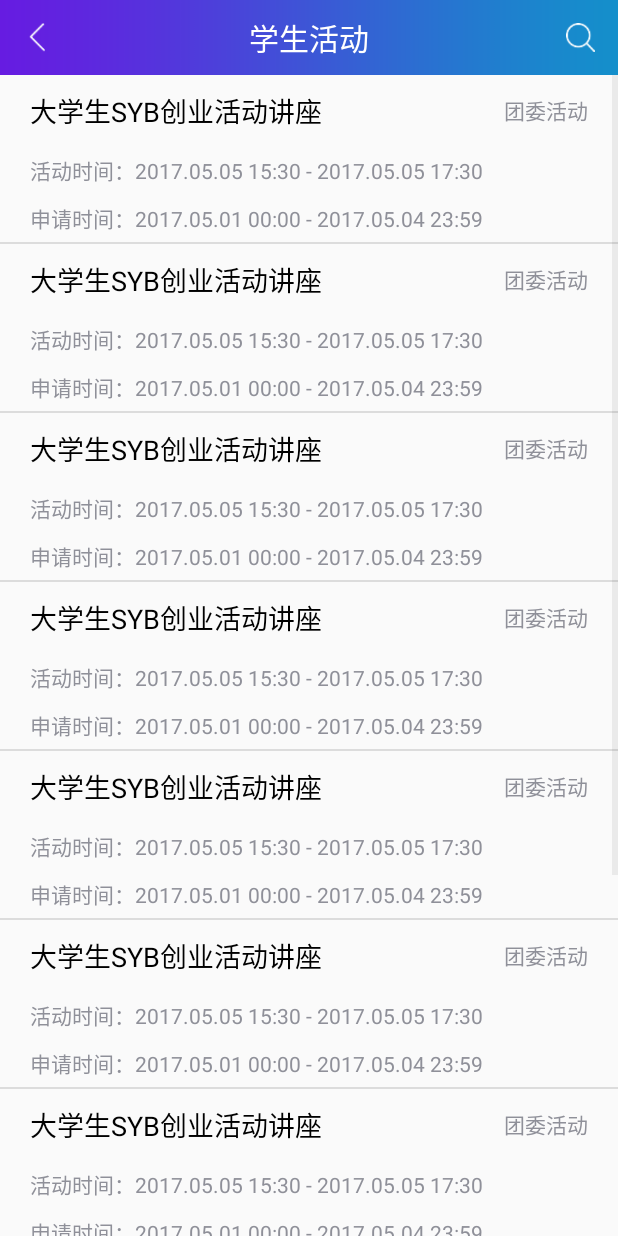
After one commit to MiHang/Test, an Android app: the StudentsActivitiesListActivity screen opened directly, with no data from a screen before it, on a phone screen of 412 x 824 dp. The commit adds this screen. Run offline under Robolectric (Android 15) with nearby library versions, the phone set to English and light mode, and no system bars.

Commit message:
complete StudentsActivitiesListActivity

```diff
--- a/app/src/main/AndroidManifest.xml
+++ b/app/src/main/AndroidManifest.xml
@@ -26,7 +26,7 @@
             </intent-filter>
         </activity>
         <activity android:name=".activity.StudentActivitiesInfoActivity"></activity>
-        <activity android:name=".activity.StudionActivitiesListActivity"></activity>
+        <activity android:name=".activity.StudentsActivitiesListActivity"></activity>
         <activity android:name=".activity.NewDetailActivity"></activity>
     </application>
 
--- a/app/src/main/java/pers/test/activity/HomeActivity.java
+++ b/app/src/main/java/pers/test/activity/HomeActivity.java
@@ -8,8 +8,6 @@ import android.view.View;
 import android.widget.AdapterView;
 import android.widget.ImageView;
 import android.widget.LinearLayout;
-import android.widget.ListView;
-import android.widget.TextView;
 import android.widget.Toast;
 
 import java.util.ArrayList;
@@ -203,7 +201,7 @@ public class HomeActivity  extends AppCompatActivity {
      */
     @OnClick(R.id.home_stuac_list_more)
     public void onClickStuacListMore() {
-        Intent intent = new Intent(HomeActivity.this, StudionActivitiesListActivity.class);
+        Intent intent = new Intent(HomeActivity.this, StudentsActivitiesListActivity.class);
         startActivity(intent);
     }
 
--- /dev/null
+++ b/app/src/main/java/pers/test/activity/StudentsActivitiesListActivity.java
@@ -0,0 +1,81 @@
+package pers.test.activity;
+
+import android.content.Intent;
+import android.os.Bundle;
+import android.support.v7.app.AppCompatActivity;
+import android.view.View;
+import android.view.ViewGroup;
+import android.widget.AdapterView;
+import android.widget.BaseAdapter;
+import android.widget.ListView;
+import android.widget.TextView;
+
+import pers.test.R;
+
+public class StudentsActivitiesListActivity extends AppCompatActivity {
+
+    private TextView activities_title_bar;
+    private ListView studentactivities_listview;
+
+    @Override
+    protected void onCreate(Bundle savedInstanceState) {
+        super.onCreate(savedInstanceState);
+        setContentView(R.layout.activity_students_activities_list);
+        initView();
+        listAdapter();
+    }
+
+    public void initView(){
+        activities_title_bar = findViewById(R.id.activities_title_bar);
+        studentactivities_listview = findViewById(R.id.activities_list);
+    }
+
+
+    public void listAdapter(){
+
+        studentactivities_listview.setAdapter(new BaseAdapter() {
+            @Override
+            public int getCount() {
+                return 10;
+            }
+
+            @Override
+            public Object getItem(int i) {
+                return null;
+            }
+
+            @Override
+            public long getItemId(int i) {
+                return 0;
+            }
+
+            @Override
+            public View getView(int positon, View convertview, ViewGroup parent) {
+                View view;
+                if(convertview == null){
+                    view = View.inflate(getBaseContext(),R.layout.item_studentactivities_list,null);
+                }else {
+                    view = convertview;
+                }
+                TextView activities_title = view.findViewById(R.id.activities_title);
+                TextView activities_type = view.findViewById(R.id.activities_type);
+                TextView start_time = view.findViewById(R.id.start_time);
+                TextView apply_time = view.findViewById(R.id.apply_time);
+                activities_title.setText("大学生SYB创业活动讲座");
+                activities_type.setText("团委活动");
+                start_time.setText("活动时间：2017.05.05 15:30 - 2017.05.05 17:30");
+                apply_time.setText("申请时间：2017.05.01 00:00 - 2017.05.04 23:59");
+                return view;
+            }
+        });
+
+        studentactivities_listview.setOnItemClickListener(new AdapterView.OnItemClickListener() {
+            @Override
+            public void onItemClick(AdapterView<?> adapterView, View view, int position, long id) {
+                Intent intent = new Intent(StudentsActivitiesListActivity.this,StudentActivitiesInfoActivity.class);
+                startActivity(intent);
+            }
+        });
+    }
+
+}
--- a/app/src/main/java/pers/test/activity/StudionActivitiesListActivity.java
+++ /dev/null
@@ -1,15 +0,0 @@
-package pers.test.activity;
-
-import android.os.Bundle;
-import android.support.v7.app.AppCompatActivity;
-
-import pers.test.R;
-
-public class StudionActivitiesListActivity extends AppCompatActivity {
-
-    @Override
-    protected void onCreate(Bundle savedInstanceState) {
-        super.onCreate(savedInstanceState);
-        setContentView(R.layout.activity_studion_activities_list);
-    }
-}
--- /dev/null
+++ b/app/src/main/res/layout/activity_students_activities_list.xml
@@ -0,0 +1,55 @@
+<?xml version="1.0" encoding="utf-8"?>
+<LinearLayout
+    xmlns:android="http://schemas.android.com/apk/res/android"
+    xmlns:app="http://schemas.android.com/apk/res-auto"
+    xmlns:tools="http://schemas.android.com/tools"
+    android:layout_width="match_parent"
+    android:layout_height="match_parent"
+    tools:context=".activity.StudentsActivitiesListActivity"
+    android:orientation="vertical">
+
+    <LinearLayout
+        android:layout_width="match_parent"
+        android:layout_height="50dp"
+        android:background="@drawable/student_activities_background"
+        android:gravity="center"
+        android:orientation="horizontal">
+
+        <ImageView
+            android:id="@+id/fanhui"
+            android:layout_width="50dp"
+            android:layout_height="50dp"
+            android:background="@android:color/transparent"
+            android:padding="15dp"
+            android:scaleType="centerInside"
+            android:src="@drawable/fanhui"/>
+
+        <TextView
+            android:id="@+id/activities_title_bar"
+            android:layout_width="match_parent"
+            android:layout_height="50dp"
+            android:layout_weight="1"
+            android:gravity="center"
+            android:text="学生活动"
+            android:textAlignment="center"
+            android:textColor="@color/white"
+            android:textSize="20sp"/>
+
+        <ImageView
+            android:id="@+id/searchfor"
+            android:layout_width="50dp"
+            android:layout_height="50dp"
+            android:background="@android:color/transparent"
+            android:padding="15dp"
+            android:scaleType="centerInside"
+            android:src="@drawable/searchfor"/>
+
+    </LinearLayout>
+
+    <ListView
+        android:id="@+id/activities_list"
+        android:layout_width="match_parent"
+        android:layout_height="match_parent">
+    </ListView>
+
+</LinearLayout>
--- a/app/src/main/res/layout/activity_studion_activities_list.xml
+++ /dev/null
@@ -1,9 +0,0 @@
-<?xml version="1.0" encoding="utf-8"?>
-<android.support.constraint.ConstraintLayout
-    xmlns:android="http://schemas.android.com/apk/res/android"
-    xmlns:tools="http://schemas.android.com/tools"
-    android:layout_width="match_parent"
-    android:layout_height="match_parent"
-    tools:context=".activity.StudionActivitiesListActivity">
-
-</android.support.constraint.ConstraintLayout>
--- /dev/null
+++ b/app/src/main/res/layout/item_studentactivities_list.xml
@@ -0,0 +1,61 @@
+<?xml version="1.0" encoding="utf-8"?>
+<LinearLayout
+    xmlns:android="http://schemas.android.com/apk/res/android"
+    android:layout_width="match_parent"
+    android:layout_height="wrap_content"
+    android:orientation="vertical">
+
+    <LinearLayout
+        android:layout_width="match_parent"
+        android:layout_height="match_parent"
+        android:orientation="horizontal">
+
+        <TextView
+            android:id="@+id/activities_title"
+            android:layout_width="wrap_content"
+            android:layout_height="match_parent"
+            android:layout_weight="1"
+            android:gravity="left|center"
+            android:paddingBottom="10dp"
+            android:paddingLeft="20dp"
+            android:paddingTop="10dp"
+            android:text="大学生SYB创业活动讲座"
+            android:textColor="@color/black"
+            android:textSize="18sp"/>
+
+        <TextView
+            android:id="@+id/activities_type"
+            android:layout_width="wrap_content"
+            android:layout_height="match_parent"
+            android:layout_weight="1"
+            android:gravity="right|center"
+            android:paddingBottom="10dp"
+            android:paddingRight="20dp"
+            android:paddingTop="10dp"
+            android:text="团委活动"/>
+    </LinearLayout>
+
+    <LinearLayout
+        android:layout_width="match_parent"
+        android:layout_height="match_parent"
+        android:orientation="vertical">
+
+        <TextView
+            android:id="@+id/start_time"
+            android:layout_width="match_parent"
+            android:layout_height="wrap_content"
+            android:layout_marginBottom="5dp"
+            android:layout_marginTop="5dp"
+            android:paddingLeft="20dp"
+            android:text="活动时间：2017.05.05 15:30 - 2017.05.05 17:30"/>
+
+        <TextView
+            android:id="@+id/apply_time"
+            android:layout_width="match_parent"
+            android:layout_height="wrap_content"
+            android:layout_marginBottom="5dp"
+            android:layout_marginTop="5dp"
+            android:paddingLeft="20dp"
+            android:text="申请时间：2017.05.01 00:00 - 2017.05.04 23:59"/>
+    </LinearLayout>
+</LinearLayout>
```
Also changed, not shown: app/src/main/res/drawable/fanhui.png (added), app/src/main/res/drawable/searchfor.png (added), app/src/main/res/drawable/student_activities_background.png (added).
